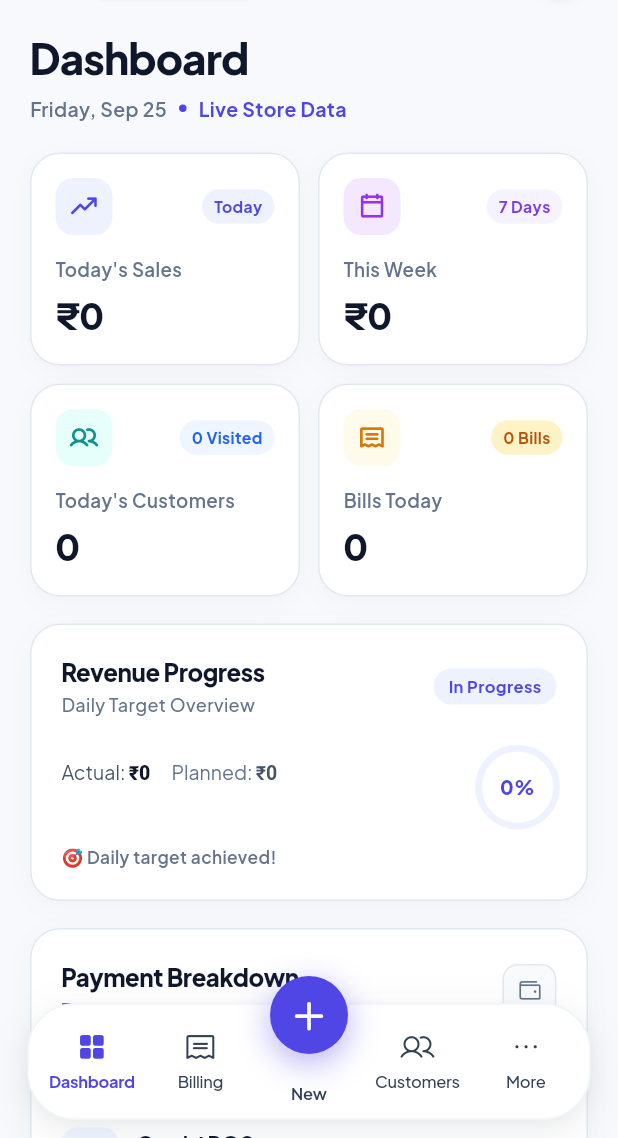
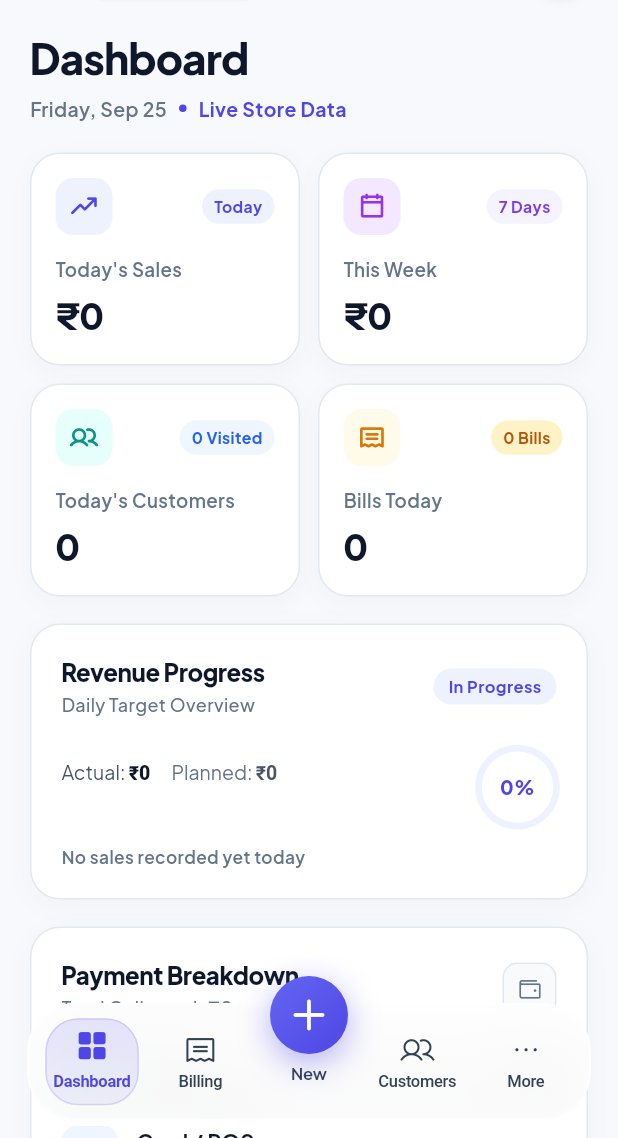
Before and after one commit to connect-inferno/Cuts-Salon, a Flutter app: the OwnerDashboard screen opened by its route, on a phone screen of 412 x 824 dp, the part 98-1236 px from its top. Run offline on Flutter 3.47's test engine with Material 3 defaults, Android fonts, the phone set to English and light mode, and no system bars; our stand-ins replace cloud_firestore, firebase_auth, firebase_core, flutter_riverpod, go_router, shared_preferences; accounts and stored records are empty.

Commit message:
feat(owner): integrate liquid navigation and enhance owner dashboard overview

```diff
--- a/mobile/lib/features/owner/owner_dashboard.dart
+++ b/mobile/lib/features/owner/owner_dashboard.dart
@@ -10,6 +10,7 @@ import 'widgets/owner_billing_inventory_expenses_tab.dart';
 import 'widgets/owner_management_tabs.dart';
 import '../../widgets/app_page_switcher.dart';
 import '../../widgets/async_state_views.dart';
+import '../../widgets/liquid_nav_bar.dart';
 
 const double kOwnerMobileBreakpoint = 900;
 
@@ -32,6 +33,8 @@ class OwnerDashboard extends ConsumerStatefulWidget {
 class _OwnerDashboardState extends ConsumerState<OwnerDashboard> {
   int _activeTabIndex = 0;
   String? _preselectedCustomerId;
+  // null = the whole salon; set from _showBranchSelector.
+  String? _selectedBranchId;
   late final PageController _pageController;
 
   final List<String> _tabNames = [
@@ -242,199 +245,63 @@ class _OwnerDashboardState extends ConsumerState<OwnerDashboard> {
   }
 
 
+  // The bar itself (glass, the flowing selection capsule, the press
+  // springs) lives in widgets/liquid_nav_bar.dart - it's shared verbatim
+  // with the employee dashboard, which used to carry its own copy of this
+  // whole method.
   Widget _buildModernFloatingNavBar(BuildContext context, int navIndex, int pendingDiscountCount) {
-    return SafeArea(
-      top: false,
-      child: Padding(
-        padding: const EdgeInsets.only(left: 18, right: 18, bottom: 12, top: 16),
-        child: Stack(
-          clipBehavior: Clip.none,
-          alignment: Alignment.center,
-          children: [
-            // White Rounded Pill Background Container
-            Container(
-              // 64 was tuned against whatever fallback font rendered before
-              // Plus Jakarta Sans was bundled locally - its real line-height
-              // metrics run taller, overflowing the label Column by ~13px.
-              height: 78,
-              padding: const EdgeInsets.symmetric(horizontal: 6),
-              decoration: BoxDecoration(
-                color: Colors.white,
-                borderRadius: BorderRadius.circular(32),
-                border: Border.all(color: const Color(0xFFF1F5F9), width: 1.2),
-                boxShadow: [
-                  BoxShadow(
-                    color: const Color(0xFF0F172A).withValues(alpha: 0.08),
-                    blurRadius: 24,
-                    offset: const Offset(0, 8),
-                    spreadRadius: 0,
-                  ),
-                  BoxShadow(
-                    color: const Color(0xFF0F172A).withValues(alpha: 0.03),
-                    blurRadius: 6,
-                    offset: const Offset(0, 2),
-                  ),
-                ],
-              ),
-              child: Row(
-                children: [
-                  // 1. Dashboard
-                  Expanded(
-                    child: _buildNavItem(
+    return LiquidNavBar(
+      selectedIndex: navIndex,
+      onCenterTap: () => _showQuickCreateSheet(context),
+      centerIcon: PhosphorIconsBold.plus,
+      items: [
+        LiquidNavItem(
           icon: PhosphorIconsRegular.squaresFour,
           activeIcon: PhosphorIconsFill.squaresFour,
           label: 'Dashboard',
-                      isSelected: navIndex == 0,
           onTap: () => _switchToTab(0),
         ),
-                  ),
-                  // 2. Billing
-                  Expanded(
-                    child: _buildNavItem(
+        LiquidNavItem(
           icon: PhosphorIconsRegular.receipt,
           activeIcon: PhosphorIconsFill.receipt,
           label: 'Billing',
-                      isSelected: navIndex == 1,
           onTap: () => _switchToTab(1),
         ),
-                  ),
-                  // 3. Center Space for the Floating Button + "New" label
-                  Expanded(
-                    child: GestureDetector(
-                      behavior: HitTestBehavior.opaque,
-                      onTap: () => _showQuickCreateSheet(context),
-                      child: const Column(
-                        mainAxisAlignment: MainAxisAlignment.end,
-                        children: [
-                          SizedBox(height: 36),
-                          Text(
-                            'New',
-                            style: TextStyle(
-                              fontSize: 11,
-                              fontWeight: FontWeight.w600,
-                              color: Color(0xFF334155),
-                              letterSpacing: -0.2,
-                            ),
-                          ),
-                          SizedBox(height: 8),
-                        ],
-                      ),
-                    ),
-                  ),
-                  // 4. Customers
-                  Expanded(
-                    child: _buildNavItem(
+        null, // the protruding "+" button is drawn over this slot
+        LiquidNavItem(
           icon: PhosphorIconsRegular.users,
           activeIcon: PhosphorIconsFill.users,
           label: 'Customers',
-                      isSelected: navIndex == 3,
           onTap: () => _switchToTab(2),
         ),
-                  ),
-                  // 5. More
-                  Expanded(
-                    child: _buildNavItem(
+        LiquidNavItem(
           icon: PhosphorIconsRegular.dotsThree,
           activeIcon: PhosphorIconsFill.dotsThree,
           label: 'More',
-                      isSelected: navIndex == 4,
           badgeCount: pendingDiscountCount,
           onTap: () => _showMoreMenu(context),
         ),
-                  ),
-                ],
-              ),
-            ),
-
-            // Protruding Elevated Purple Circular "+" Button
-            Positioned(
-              top: -18,
-              child: GestureDetector(
-                onTap: () => _showQuickCreateSheet(context),
-                child: Container(
-                  width: 52,
-                  height: 52,
-                  decoration: BoxDecoration(
-                    color: const Color(0xFF4F46E5),
-                    shape: BoxShape.circle,
-                    boxShadow: [
-                      BoxShadow(
-                        color: const Color(0xFF4F46E5).withValues(alpha: 0.42),
-                        blurRadius: 18,
-                        offset: const Offset(0, 6),
-                      ),
-                    ],
-                  ),
-                  child: const Center(
-                    child: Icon(
-                      PhosphorIconsBold.plus,
-                      color: Colors.white,
-                      size: 24,
-                    ),
-                  ),
-                ),
-              ),
-            ),
-          ],
-        ),
-      ),
-    );
-  }
-
-  Widget _buildNavItem({
-    required IconData icon,
-    required IconData activeIcon,
-    required String label,
-    required bool isSelected,
-    required VoidCallback onTap,
-    int badgeCount = 0,
-  }) {
-    final color = isSelected ? const Color(0xFF4F46E5) : const Color(0xFF334155);
-
-    return InkWell(
-      onTap: onTap,
-      borderRadius: BorderRadius.circular(20),
-      child: Padding(
-        padding: const EdgeInsets.symmetric(vertical: 8),
-        child: Column(
-          mainAxisSize: MainAxisSize.min,
-          mainAxisAlignment: MainAxisAlignment.center,
-          children: [
-            Badge(
-              isLabelVisible: badgeCount > 0,
-              label: Text('$badgeCount', style: const TextStyle(fontSize: 10)),
-              backgroundColor: const Color(0xFFF04438),
-              child: Icon(
-                isSelected ? activeIcon : icon,
-                color: color,
-                size: 23,
-              ),
-            ),
-            const SizedBox(height: 4),
-            Text(
-              label,
-              style: TextStyle(
-                fontSize: 11,
-                fontWeight: isSelected ? FontWeight.w700 : FontWeight.w500,
-                color: color,
-                letterSpacing: -0.2,
-              ),
-            ),
-          ],
-        ),
-      ),
+      ],
     );
   }
 
   void _showQuickCreateSheet(BuildContext context) {
     showModalBottomSheet(
       context: context,
+      // Without this the sheet is capped at 9/16 of the screen and the four
+      // tiles overflow it; the ConstrainedBox then stops it growing past the
+      // screen on short viewports, and the tiles scroll inside instead.
+      isScrollControlled: true,
       backgroundColor: Colors.white,
       shape: const RoundedRectangleBorder(
         borderRadius: BorderRadius.vertical(top: Radius.circular(24)),
       ),
       builder: (ctx) {
         return SafeArea(
+          child: ConstrainedBox(
+            constraints: BoxConstraints(
+              maxHeight: MediaQuery.of(ctx).size.height * 0.88,
+            ),
             child: Padding(
             padding: const EdgeInsets.all(20.0),
             child: Column(
@@ -461,6 +328,12 @@ class _OwnerDashboardState extends ConsumerState<OwnerDashboard> {
                   ),
                 ),
                 const SizedBox(height: 16),
+                Flexible(
+                  child: SingleChildScrollView(
+                    child: Column(
+                      mainAxisSize: MainAxisSize.min,
+                      crossAxisAlignment: CrossAxisAlignment.start,
+                      children: [
                       _buildQuickActionTile(
                         icon: PhosphorIconsBold.shoppingCart,
                         iconColor: const Color(0xFF4F46E5),
@@ -509,6 +382,11 @@ class _OwnerDashboardState extends ConsumerState<OwnerDashboard> {
                         },
                       ),
                       ],
+                    ),
+                  ),
+                ),
+              ],
+            ),
             ),
           ),
         );
@@ -587,6 +465,15 @@ class _OwnerDashboardState extends ConsumerState<OwnerDashboard> {
       ),
       builder: (ctx) {
         return SafeArea(
+          // The 2x4 grid plus header and Log Out button is taller than a
+          // short viewport, and this Column can't scroll - that is what
+          // produced the "BOTTOM OVERFLOWED BY 29 PIXELS" stripe. Bound the
+          // sheet to the screen and scroll the grid inside it, so the handle,
+          // title and Log Out button stay anchored.
+          child: ConstrainedBox(
+            constraints: BoxConstraints(
+              maxHeight: MediaQuery.of(ctx).size.height * 0.88,
+            ),
             child: Padding(
               padding: const EdgeInsets.symmetric(horizontal: 20.0, vertical: 16.0),
               child: Column(
@@ -647,7 +534,9 @@ class _OwnerDashboardState extends ConsumerState<OwnerDashboard> {
                     ],
                   ),
                   const SizedBox(height: 18),
-                GridView.count(
+                  Flexible(
+                    child: SingleChildScrollView(
+                      child: GridView.count(
                         crossAxisCount: 2,
                         shrinkWrap: true,
                         physics: const NeverScrollableScrollPhysics(),
@@ -751,6 +640,8 @@ class _OwnerDashboardState extends ConsumerState<OwnerDashboard> {
                           ),
                         ],
                       ),
+                    ),
+                  ),
                   const SizedBox(height: 18),
                   SizedBox(
                     width: double.infinity,
@@ -780,6 +671,7 @@ class _OwnerDashboardState extends ConsumerState<OwnerDashboard> {
                   ),
                   const SizedBox(height: 10),
                 ],
+              ),
             ),
           ),
         );
@@ -884,6 +776,10 @@ class _OwnerDashboardState extends ConsumerState<OwnerDashboard> {
     );
   }
 
+  // Which branch the dashboard header is pointed at; null means the whole
+  // salon. This sheet used to draw a checkmark on *every* row and discard
+  // the tap, so it looked like a branch picker while selecting nothing - the
+  // header then always showed branches.first regardless of what you chose.
   void _showBranchSelector(BuildContext context, List<dynamic> branches) {
     showModalBottomSheet(
       context: context,
@@ -912,19 +808,39 @@ class _OwnerDashboardState extends ConsumerState<OwnerDashboard> {
                   ListTile(
                     leading: const Icon(PhosphorIconsFill.mapPin, color: Color(0xFF4F46E5)),
                     title: const Text('Main Branch', style: TextStyle(fontWeight: FontWeight.w700)),
-                    subtitle: const Text('Primary store location'),
+                    subtitle: const Text('No branches set up yet - add one in Branch Management'),
                     trailing: const Icon(PhosphorIconsBold.check, color: Color(0xFF4F46E5)),
                     onTap: () => Navigator.pop(ctx),
                   )
-                else
+                else ...[
+                  ListTile(
+                    leading: const Icon(PhosphorIconsFill.buildings, color: Color(0xFF4F46E5)),
+                    title: const Text('All Branches', style: TextStyle(fontWeight: FontWeight.w700)),
+                    subtitle: const Text('Salon-wide totals'),
+                    trailing: _selectedBranchId == null
+                        ? const Icon(PhosphorIconsBold.check, color: Color(0xFF4F46E5))
+                        : null,
+                    onTap: () {
+                      setState(() => _selectedBranchId = null);
+                      Navigator.pop(ctx);
+                    },
+                  ),
                   for (final b in branches)
                     ListTile(
                       leading: const Icon(PhosphorIconsFill.mapPin, color: Color(0xFF4F46E5)),
                       title: Text(b.name, style: const TextStyle(fontWeight: FontWeight.w700)),
-                      subtitle: Text(b.address ?? 'Active branch'),
-                      trailing: const Icon(PhosphorIconsBold.check, color: Color(0xFF4F46E5)),
-                      onTap: () => Navigator.pop(ctx),
-                    ),
+                      subtitle: Text(b.address?.isNotEmpty == true
+                          ? b.address
+                          : (b.active ? 'Active branch' : 'Deactivated')),
+                      trailing: _selectedBranchId == b.id
+                          ? const Icon(PhosphorIconsBold.check, color: Color(0xFF4F46E5))
+                          : null,
+                      onTap: () {
+                        setState(() => _selectedBranchId = b.id);
+                        Navigator.pop(ctx);
+                      },
+                    ),
+                ],
               ],
             ),
           ),
@@ -1090,6 +1006,10 @@ class _OwnerDashboardState extends ConsumerState<OwnerDashboard> {
         },
         onOpenProfile: () => _showProfileMenu(context, salonName),
         onSelectBranch: () => _showBranchSelector(context, branches),
+        // Drop the selection if that branch has since disappeared, so the
+        // header can't keep pointing at a branch that no longer loads.
+        selectedBranchId:
+            branches.any((b) => b.id == _selectedBranchId) ? _selectedBranchId : null,
       ),
       OwnerBillingTab(
         key: const ValueKey('billing'),
@@ -1190,7 +1110,11 @@ class _OwnerReportsTabState extends ConsumerState<OwnerReportsTab> {
       builder: (context, constraints) {
         final isMobile = constraints.maxWidth < 768;
         final salonName = state.settings?.salonName ?? ref.watch(authControllerProvider).salonName ?? 'Cuts Salon';
-        final branchName = state.branches.isNotEmpty ? state.branches.first.name : 'Main Branch';
+        // Reports are always salon-wide, so naming one branch here (it used
+        // to print branches.first) read as a scope that was never applied.
+        final branchName = state.branches.length > 1
+            ? 'All Branches'
+            : (state.branches.isNotEmpty ? state.branches.first.name : 'Main Branch');
         final pendingDiscountCount = state.discountRequests.where((r) => r.status == 'PENDING').length;
 
         final now = DateTime.now();
--- a/mobile/lib/features/owner/widgets/owner_dashboard_tab.dart
+++ b/mobile/lib/features/owner/widgets/owner_dashboard_tab.dart
@@ -20,6 +20,8 @@ class OwnerDashboardTab extends ConsumerWidget {
   final VoidCallback? onOpenNotifications;
   final VoidCallback? onOpenProfile;
   final VoidCallback? onSelectBranch;
+  // Which branch the header pill is pointed at; null means the whole salon.
+  final String? selectedBranchId;
 
   const OwnerDashboardTab({
     super.key,
@@ -27,7 +29,48 @@ class OwnerDashboardTab extends ConsumerWidget {
     this.onOpenNotifications,
     this.onOpenProfile,
     this.onSelectBranch,
+    this.selectedBranchId,
   });
+
+  // The salon-wide figures come from getDashboardSummary()'s own aggregate
+  // queries. There's no per-branch equivalent of that (and no server to add
+  // one), so narrowing to a single branch re-derives the same numbers from
+  // the already-loaded bills instead - which is why the header pill says
+  // which scope you're looking at. Only the bill-derived fields change;
+  // attendance/low-stock/pending-approvals stay salon-wide either way.
+  DashboardSummary _scopedSummary(AppData state) {
+    final salonWide = state.dashboard ?? DashboardSummary.empty();
+    final branchId = selectedBranchId;
+    if (branchId == null) return salonWide;
+
+    final now = DateTime.now();
+    final todayStart = DateTime(now.year, now.month, now.day);
+    final weekStart = todayStart.subtract(const Duration(days: 6));
+    final monthStart = DateTime(now.year, now.month, 1);
+
+    final branchBills = state.bills.where((b) => b.branchId == branchId && b.createdAt != null);
+    double sumSince(DateTime from) => branchBills
+        .where((b) => !b.createdAt!.isBefore(from))
+        .fold(0.0, (sum, b) => sum + b.finalAmount);
+    final todayBills = branchBills.where((b) => !b.createdAt!.isBefore(todayStart)).toList();
+    double byMethod(String method) => todayBills
+        .where((b) => b.paymentMethod == method)
+        .fold(0.0, (sum, b) => sum + b.finalAmount);
+
+    return DashboardSummary(
+      todaySales: sumSince(todayStart),
+      weekSales: sumSince(weekStart),
+      monthSales: sumSince(monthStart),
+      todayCash: byMethod('CASH'),
+      todayCard: byMethod('CARD'),
+      todayUpi: byMethod('UPI'),
+      todayCustomersCount: todayBills.map((b) => b.customerId).where((id) => id.isNotEmpty).toSet().length,
+      todayBillCount: todayBills.length,
+      todayAttendanceCount: salonWide.todayAttendanceCount,
+      pendingDiscountRequests: salonWide.pendingDiscountRequests,
+      lowStockItemCount: salonWide.lowStockItemCount,
+    );
+  }
 
   // Currency formatting helper
   String _formatCurrency(double amount) {
@@ -63,7 +106,7 @@ class OwnerDashboardTab extends ConsumerWidget {
   }
 
   Widget _buildContent(BuildContext context, WidgetRef ref, AppData state) {
-    final dashboard = state.dashboard ?? DashboardSummary.empty();
+    final dashboard = _scopedSummary(state);
 
     return LayoutBuilder(
       builder: (context, constraints) {
@@ -120,7 +163,16 @@ class OwnerDashboardTab extends ConsumerWidget {
     final salonName = state.settings?.salonName ?? ref.watch(authControllerProvider).salonName ?? 'Salon';
     final ownerName = ref.watch(authControllerProvider).name;
     final branches = state.branches;
-    final currentBranchName = branches.isNotEmpty ? branches.first.name : 'Main Branch';
+    // Reflects the actual selection, not just branches.first - the picker
+    // used to be decorative and this line made that invisible.
+    final selected = branches.where((b) => b.id == selectedBranchId);
+    final currentBranchName = selected.isNotEmpty
+        ? selected.first.name
+        // A single-branch salon has nothing to aggregate, so "All Branches"
+        // would just be a worse way of naming the one branch it has.
+        : (branches.length == 1
+            ? branches.first.name
+            : (branches.isEmpty ? 'Main Branch' : 'All Branches'));
     final pendingDiscountCount = state.discountRequests.where((r) => r.status == 'PENDING').length;
 
     return SafeArea(
@@ -637,9 +689,15 @@ class OwnerDashboardTab extends ConsumerWidget {
           const SizedBox(height: 12),
           // Remaining helper note
           Text(
-            remaining > 0
-                ? '${_formatCurrency(remaining)} needed to reach daily target'
-                : '🎯 Daily target achieved!',
+            // `remaining` is clamped at 0, so a branch (or a salon) with no
+            // bills at all had planned == actual == 0 and got congratulated
+            // on hitting a target that doesn't exist yet. Same condition the
+            // 'Target Met' badge above uses.
+            planned <= 0 && actual <= 0
+                ? 'No sales recorded yet today'
+                : remaining > 0
+                    ? '${_formatCurrency(remaining)} needed to reach daily target'
+                    : '🎯 Daily target achieved!',
             style: TextStyle(fontFamily: 'Plus Jakarta Sans',
               fontSize: 11.5,
               fontWeight: FontWeight.w600,
--- a/mobile/lib/features/owner/widgets/owner_management_tabs.dart
+++ b/mobile/lib/features/owner/widgets/owner_management_tabs.dart
@@ -271,7 +271,7 @@ class OwnerBranchTab extends StatelessWidget {
                     ),
                     const SizedBox(height: 6),
                     Text(
-                      '$activeCount Active Branches • Real-time Overview',
+                      '$activeCount Active Branch${activeCount == 1 ? '' : 'es'} • Real-time Overview',
                       style: const TextStyle(
                         color: Color(0xFF64748B),
                         fontSize: 11,
@@ -571,13 +571,19 @@ class OwnerBranchTab extends StatelessWidget {
                                             color: Color(0xFF0F172A),
                                           ),
                                         ),
+                                        // "Served here", not "belong here" -
+                                        // the client directory is shared by
+                                        // every branch, so this counts
+                                        // distinct clients billed at this one.
                                         const Text(
-                                          'Clients',
+                                          'Served',
                                           style: TextStyle(
                                             fontSize: 9,
                                             fontWeight: FontWeight.w500,
                                             color: Color(0xFF64748B),
                                           ),
+                                          maxLines: 1,
+                                          overflow: TextOverflow.ellipsis,
                                         ),
                                       ],
                                     ),
@@ -974,7 +980,7 @@ class _OwnerSettingsTabState extends State<OwnerSettingsTab> {
   final _businessNameController = TextEditingController();
   final _phoneController = TextEditingController();
   final _addressController = TextEditingController();
-  final _gstRateController = TextEditingController(text: '18');
+  final _gstRateController = TextEditingController(text: '0');
   final _latePenaltyController = TextEditingController(text: '150');
   bool _initialized = false;
   bool _saving = false;
@@ -993,7 +999,7 @@ class _OwnerSettingsTabState extends State<OwnerSettingsTab> {
     if (settings.salonName.isNotEmpty) _businessNameController.text = settings.salonName;
     if (settings.phone?.isNotEmpty ?? false) _phoneController.text = settings.phone!;
     if (settings.address?.isNotEmpty ?? false) _addressController.text = settings.address!;
-    if (settings.gstRate > 0) _gstRateController.text = settings.gstRate.toStringAsFixed(0);
+    _gstRateController.text = settings.gstRate.toStringAsFixed(0);
     if (settings.lateAttendancePenalty > 0) _latePenaltyController.text = settings.lateAttendancePenalty.toStringAsFixed(0);
     _initialized = true;
   }
@@ -1005,7 +1011,7 @@ class _OwnerSettingsTabState extends State<OwnerSettingsTab> {
         'salonName': _businessNameController.text.trim(),
         'phone': _phoneController.text.trim(),
         'address': _addressController.text.trim(),
-        'gstRate': double.tryParse(_gstRateController.text.replaceAll('%', '').trim()) ?? 18.0,
+        'gstRate': double.tryParse(_gstRateController.text.replaceAll('%', '').trim()) ?? 0.0,
         'lateAttendancePenalty': double.tryParse(_latePenaltyController.text.replaceAll('₹', '').replaceAll('/ hr', '').trim()) ?? 150.0,
       });
       if (mounted) {
```
Lines whose indentation alone changed are shown as unchanged.
